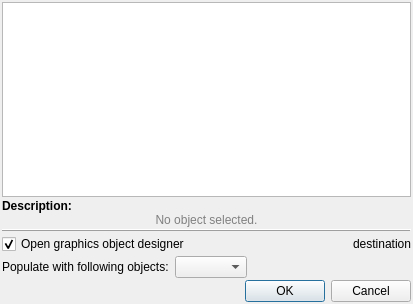
kulhanek/nemesis-vtk, file src/plugins/workpanels/StandardWP/NewGraphicsObjectWorkPanel.ui: the form before one commit.
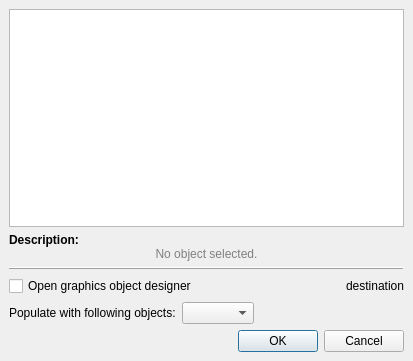
The form after the commit.

The edit to the form file:
```diff
--- a/src/plugins/workpanels/StandardWP/NewGraphicsObjectWorkPanel.ui
+++ b/src/plugins/workpanels/StandardWP/NewGraphicsObjectWorkPanel.ui
@@ -7,19 +7,13 @@
     <x>0</x>
     <y>0</y>
     <width>413</width>
-    <height>304</height>
+    <height>361</height>
    </rect>
   </property>
   <property name="windowTitle">
    <string>New graphics object</string>
   </property>
   <layout class="QVBoxLayout" name="verticalLayout">
-   <property name="spacing">
-    <number>2</number>
-   </property>
-   <property name="margin">
-    <number>2</number>
-   </property>
    <item>
     <widget class="QListView" name="listView">
      <property name="sizePolicy">
@@ -87,7 +81,7 @@
         <string>Open graphics object designer</string>
        </property>
        <property name="checked">
-        <bool>true</bool>
+        <bool>false</bool>
        </property>
       </widget>
      </item>
```
